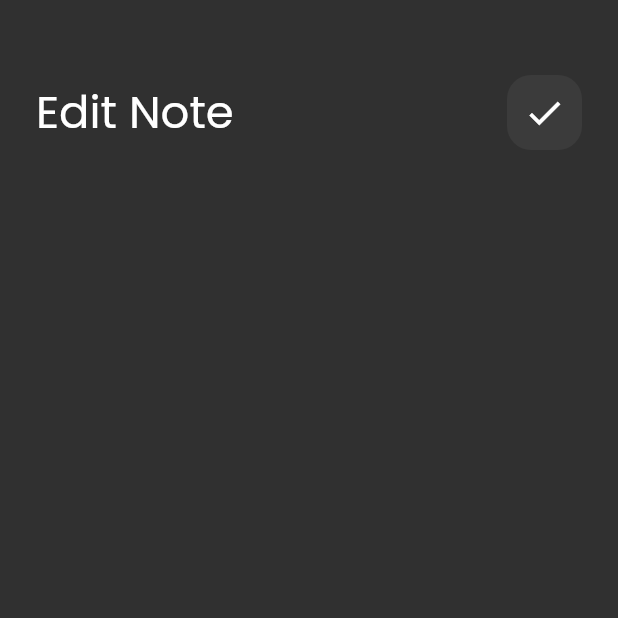
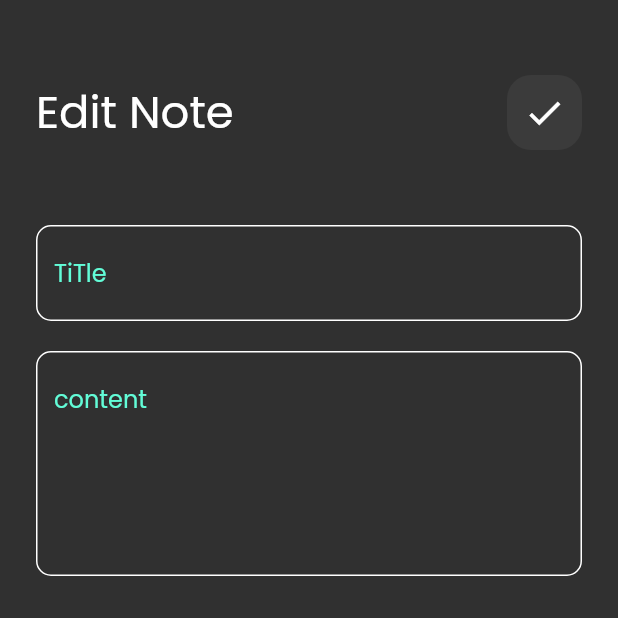
Before and after one commit to EkhlassHijjo/Note_App, a Flutter app: the EditNoteView screen opened directly, on a phone screen of 412 x 824 dp, the top half of it. Run offline on Flutter 3.47's test engine with Material 2 defaults, Android fonts, the phone set to English and light mode, and no system bars; our stand-ins replace font_awesome_flutter.

Commit message:
edit note view ui done

```diff
--- a/lib/views/widgets/edit_note_view_body.dart
+++ b/lib/views/widgets/edit_note_view_body.dart
@@ -1,5 +1,6 @@
 import 'package:flutter/material.dart';
 import 'package:notes_app/views/widgets/custom_app.dart';
+import 'package:notes_app/views/widgets/custom_text_field.dart';
 
 class EditNoteViewBody extends StatelessWidget {
   const EditNoteViewBody({
@@ -11,7 +12,18 @@ class EditNoteViewBody extends StatelessWidget {
       padding: const EdgeInsets.symmetric(horizontal: 24),
       child: Column(
         children: [
-          CustomAppBar(title: 'Edit Note',icon: Icons.check),
+          CustomAppBar(title: 'Edit Note', icon: Icons.check),
+          SizedBox(
+            height: 50,
+          ),
+          CustomTextField(hint: 'TiTle'),
+          SizedBox(
+            height: 20,
+          ),
+          CustomTextField(
+            hint: 'content',
+            maxLines: 5,
+          ),
         ],
       ),
     );
```
